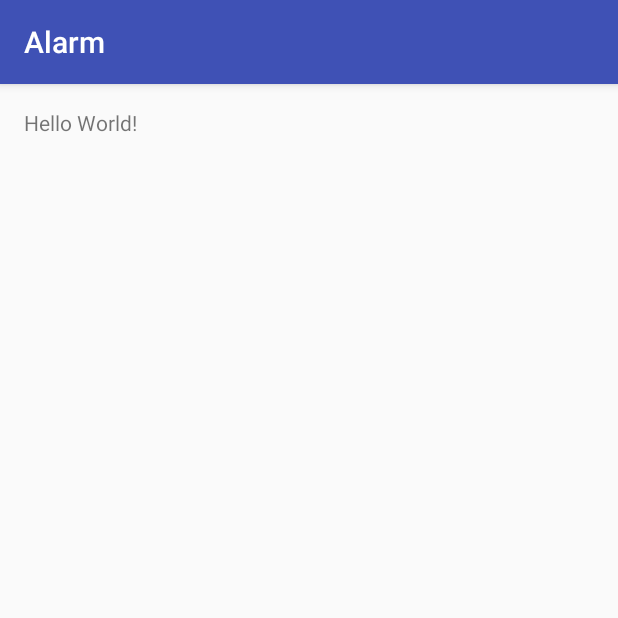
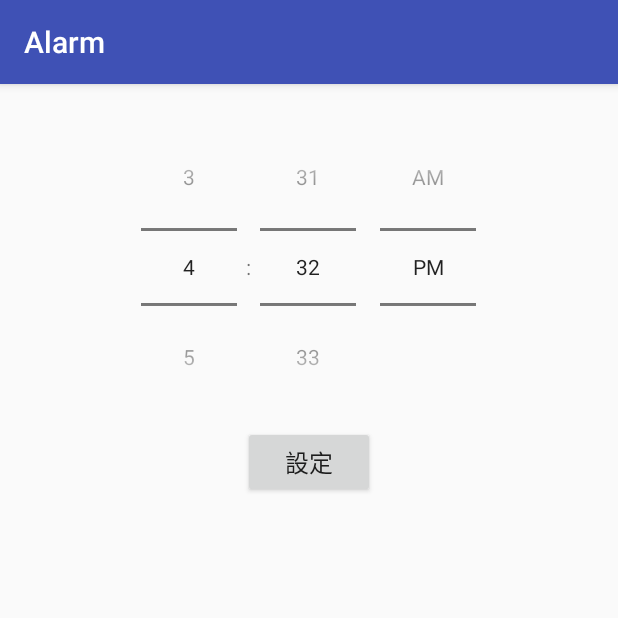
Before and after one commit to fishballLin/Android_practice, an Android app: the screen it shows after launch (MainActivity), on a phone screen of 412 x 824 dp, the top half of it. Run offline under Robolectric (Android 15) with nearby library versions, the phone set to English and light mode, and no system bars; 1 statement that could not run was skipped.

Commit message:
Set AlarmManager

```diff
--- a/Alarm/app/build.gradle
+++ b/Alarm/app/build.gradle
@@ -6,7 +6,7 @@ android {
 
     defaultConfig {
         applicationId "com.example.administrator.alarm"
-        minSdkVersion 16
+        minSdkVersion 21
         targetSdkVersion 23
         versionCode 1
         versionName "1.0"
--- a/Alarm/app/src/main/java/com/example/administrator/alarm/MainActivity.java
+++ b/Alarm/app/src/main/java/com/example/administrator/alarm/MainActivity.java
@@ -1,13 +1,56 @@
 package com.example.administrator.alarm;
 
+import android.app.Activity;
+import android.app.AlarmManager;
+import android.app.PendingIntent;
+import android.content.Intent;
 import android.support.v7.app.AppCompatActivity;
 import android.os.Bundle;
+import android.view.View;
+import android.widget.Button;
+import android.widget.TimePicker;
+import android.widget.Toast;
+
+import java.util.Calendar;
 
 public class MainActivity extends AppCompatActivity {
+
+    private TimePicker timePicker;
+    private Button bt_Set;
+    private AlarmManager alarmManager;
+    private Calendar calendar;
+    private Intent intent;
+    private PendingIntent pendingIntent;
 
     @Override
     protected void onCreate(Bundle savedInstanceState) {
         super.onCreate(savedInstanceState);
         setContentView(R.layout.activity_main);
+
+        timePicker = (TimePicker)findViewById(R.id.clock);
+        bt_Set = (Button)findViewById(R.id.bt_set);
+        alarmManager = (AlarmManager)getSystemService(ALARM_SERVICE);
+        calendar = Calendar.getInstance();
+        intent = new Intent();
+        intent.setClass(MainActivity.this, AlarmReceiver.class);
+
+        bt_Set.setOnClickListener(new View.OnClickListener() {
+            @Override
+            public void onClick(View v) {
+                int setHour = timePicker.getHour();
+                int setMinute = timePicker.getMinute();
+                calendar.setTimeInMillis(System.currentTimeMillis());
+                int nowHour = calendar.get(Calendar.HOUR_OF_DAY);
+                int nowMinute = calendar.get(Calendar.MINUTE);
+                if(nowHour > setHour || (nowHour == setHour && nowMinute >= setMinute) )
+                    calendar.add(Calendar.DAY_OF_MONTH, 1);
+                calendar.set(Calendar.HOUR_OF_DAY, setHour);
+                calendar.set(Calendar.MINUTE, setMinute);
+                long interval = 1000 * 60 * 60 * 24;
+                pendingIntent = PendingIntent.getBroadcast(MainActivity.this, setHour * 60 + setMinute, intent, 0);
+                alarmManager.setRepeating(AlarmManager.RTC_WAKEUP, calendar.getTimeInMillis(), interval, pendingIntent);
+                Toast.makeText(MainActivity.this, "鬧鐘設定完成", Toast.LENGTH_SHORT).show();
+            }
+        });
     }
 }
--- a/Alarm/app/src/main/res/layout/activity_main.xml
+++ b/Alarm/app/src/main/res/layout/activity_main.xml
@@ -9,8 +9,27 @@
     android:paddingTop="@dimen/activity_vertical_margin"
     tools:context="com.example.administrator.alarm.MainActivity">
 
-    <TextView
-        android:layout_width="wrap_content"
-        android:layout_height="wrap_content"
-        android:text="Hello World!" />
+    <LinearLayout
+        android:layout_width="match_parent"
+        android:layout_height="match_parent"
+        android:orientation="vertical">
+
+        <TimePicker
+            android:layout_width="wrap_content"
+            android:layout_height="wrap_content"
+            android:id="@+id/clock"
+            android:timePickerMode="spinner"
+            android:layout_gravity="center">
+        </TimePicker>
+
+        <Button
+            android:layout_width="wrap_content"
+            android:layout_height="wrap_content"
+            android:id="@+id/bt_set"
+            android:text="設定"
+            android:textSize="16sp"
+            android:layout_gravity="center"
+            android:gravity="center"/>
+    </LinearLayout>
+
 </RelativeLayout>
```
